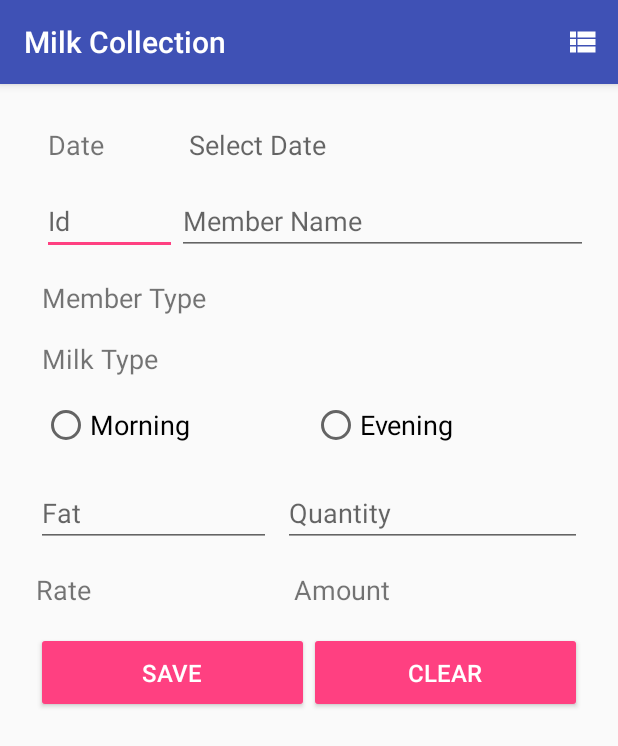
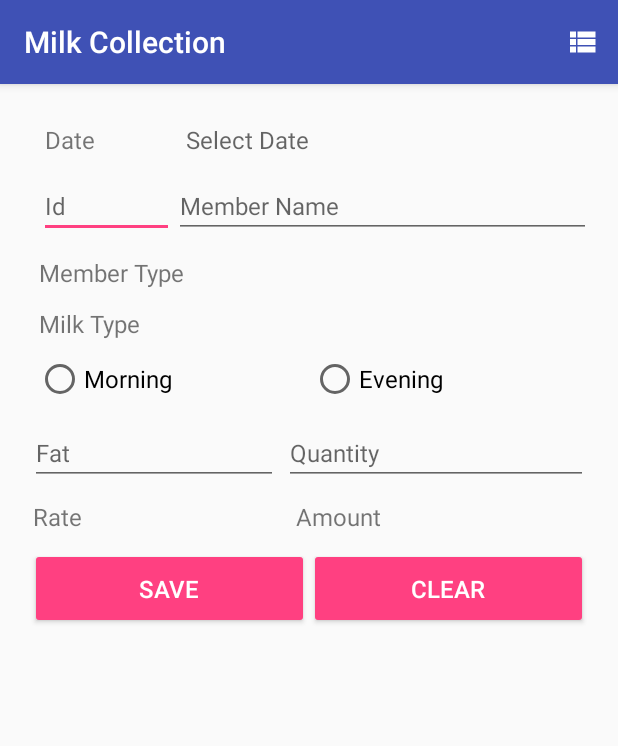
Before and after one commit to harshshinde07/Dairy-Management, an Android app: the CollectionActivity screen opened directly, with no data from a screen before it, on a phone screen of 412 x 824 dp. Shown: the top 746 px of the screen. Run offline under Robolectric (Android 15) with nearby library versions, the phone set to English and light mode, and no system bars; Roboto replaces fonts that are not available here; 4 statements that could not run were skipped.

Commit message:
Added dimens for text sizes, code cleanup.

```diff
--- a/app/src/main/java/com/kshitijharsh/dairymanagement/activities/CollectionActivity.java
+++ b/app/src/main/java/com/kshitijharsh/dairymanagement/activities/CollectionActivity.java
@@ -49,7 +49,6 @@ public class CollectionActivity extends AppCompatActivity {
     EditText degree, fat, quantity, snf;
     Button save, clear;
     float a;
-    //    float f, q, d;
     DBHelper dbHelper;
     DatabaseClass dbClass;
     RadioGroup radioGroup, radioGroupMorEve;
@@ -59,7 +58,6 @@ public class CollectionActivity extends AppCompatActivity {
     String[] memb_type = {"Member", "Contractor", "Labour Contractor"};
     String settingsPrefs = "empty";
     int rateGroupNo;
-    //    SQLiteDatabase db;
     TextView todayDate, totLit, totAmt, todayLit, todayAmt;
     String id;
 
@@ -119,8 +117,6 @@ public class CollectionActivity extends AppCompatActivity {
             date.setText(bundle.getString("date"));
 
             getRateGrpFromID(Integer.valueOf(bundle.getString("memId")));
-
-//            Toast.makeText(this, bundle.getString("memId"), Toast.LENGTH_SHORT).show();
 
             switch (bundle.getString("milkType")) {
                 case "Morning":
@@ -490,7 +486,6 @@ public class CollectionActivity extends AppCompatActivity {
                 Member member = members.get(txtName.getText().toString());
                 int type = Integer.parseInt(member.getMembType());
                 type = type - 1;
-//                Log.e("11111111111", String.valueOf(type));
                 int cb = Integer.parseInt(member.getCowbfType());
                 rateGroupNo = Integer.parseInt(member.getRateGrpNo());
                 String cbText = "";
--- a/app/src/main/res/layout/activity_collection.xml
+++ b/app/src/main/res/layout/activity_collection.xml
@@ -137,7 +137,7 @@
             android:layout_width="match_parent"
             android:layout_height="wrap_content"
             android:orientation="horizontal"
-            android:padding="4dp">
+            android:padding="2dp">
 
             <TextView
                 android:layout_width="90dp"
@@ -145,7 +145,7 @@
                 android:layout_marginStart="8dp"
                 android:padding="4dp"
                 android:text="@string/date"
-                android:textSize="18sp" />
+                android:textSize="@dimen/text_small" />
 
             <TextView
                 android:id="@+id/date"
@@ -154,7 +154,7 @@
                 android:layout_weight="1"
                 android:singleLine="true"
                 android:hint="@string/select_date"
-                android:textSize="18sp"
+                android:textSize="@dimen/text_small"
                 android:padding="8dp" />
 
         </LinearLayout>
@@ -163,7 +163,7 @@
             android:layout_width="match_parent"
             android:layout_height="wrap_content"
             android:orientation="horizontal"
-            android:padding="4dp">
+            android:padding="2dp">
 
             <EditText
                 android:id="@+id/edt_memb_id"
@@ -171,6 +171,7 @@
                 android:layout_height="wrap_content"
                 android:layout_marginStart="8dp"
                 android:hint="@string/id"
+                android:textSize="@dimen/text_small"
                 android:inputType="phone"
                 android:singleLine="true" />
 
@@ -180,6 +181,7 @@
                 android:layout_height="wrap_content"
                 android:layout_weight="2"
                 android:singleLine="true"
+                android:textSize="@dimen/text_small"
                 android:hint="@string/member_name" />
         </LinearLayout>
 
@@ -199,7 +201,7 @@
                 android:layout_weight="1"
                 android:padding="4dp"
                 android:textStyle="bold"
-                android:textSize="14sp" />
+                android:textSize="@dimen/text_small" />
 
             <TextView
                 android:id="@+id/today_amt"
@@ -209,7 +211,7 @@
                 android:layout_weight="1"
                 android:padding="4dp"
                 android:textStyle="bold"
-                android:textSize="14sp" />
+                android:textSize="@dimen/text_small" />
 
         </LinearLayout>
 
@@ -218,7 +220,7 @@
             android:layout_width="match_parent"
             android:layout_height="wrap_content"
             android:orientation="horizontal"
-            android:padding="4dp">
+            android:padding="2dp">
 
             <TextView
                 android:id="@+id/txt_mem_type"
@@ -227,7 +229,7 @@
                 android:layout_marginStart="8dp"
                 android:layout_marginTop="8dp"
                 android:text="@string/member_type"
-                android:textSize="18sp" />
+                android:textSize="@dimen/text_small" />
 
             <TextView
                 android:id="@+id/mem_type"
@@ -236,7 +238,7 @@
                 android:layout_marginStart="24dp"
                 android:layout_marginTop="8dp"
                 android:textAlignment="center"
-                android:textSize="18sp" />
+                android:textSize="@dimen/text_small" />
         </LinearLayout>
 
         <LinearLayout
@@ -244,7 +246,7 @@
             android:layout_width="match_parent"
             android:layout_height="wrap_content"
             android:orientation="horizontal"
-            android:padding="4dp">
+            android:padding="2dp">
 
             <TextView
                 android:id="@+id/txt_cow_buf"
@@ -253,7 +255,7 @@
                 android:layout_marginStart="8dp"
                 android:layout_marginTop="8dp"
                 android:text="@string/cow_buf"
-                android:textSize="18sp" />
+                android:textSize="@dimen/text_small" />
 
             <TextView
                 android:id="@+id/cow_buf"
@@ -262,7 +264,7 @@
                 android:layout_marginStart="24dp"
                 android:layout_marginTop="8dp"
                 android:textAlignment="center"
-                android:textSize="18sp" />
+                android:textSize="@dimen/text_small" />
         </LinearLayout>
 
         <LinearLayout
@@ -270,7 +272,7 @@
             android:layout_width="match_parent"
             android:layout_height="wrap_content"
             android:orientation="horizontal"
-            android:padding="4dp"
+            android:padding="2dp"
             android:visibility="gone">
 
             <RadioGroup
@@ -288,7 +290,7 @@
                     android:layout_height="wrap_content"
                     android:layout_weight="1"
                     android:text="@string/cow"
-                    android:textSize="18sp" />
+                    android:textSize="@dimen/text_small" />
 
                 <RadioButton
                     android:id="@+id/radioButtonBuff"
@@ -296,7 +298,7 @@
                     android:layout_height="wrap_content"
                     android:layout_weight="1"
                     android:text="@string/buffalo"
-                    android:textSize="18sp" />
+                    android:textSize="@dimen/text_small" />
 
             </RadioGroup>
 
@@ -306,7 +308,7 @@
             android:layout_width="match_parent"
             android:layout_height="wrap_content"
             android:orientation="horizontal"
-            android:padding="4dp">
+            android:padding="2dp">
 
             <RadioGroup
                 android:id="@+id/morEve"
@@ -315,7 +317,7 @@
                 android:layout_margin="4dp"
                 android:layout_weight="1"
                 android:orientation="horizontal"
-                android:padding="4dp">
+                android:padding="2dp">
 
                 <RadioButton
                     android:id="@+id/radioButtonMor"
@@ -323,7 +325,7 @@
                     android:layout_height="wrap_content"
                     android:layout_weight="1"
                     android:text="@string/morning"
-                    android:textSize="18sp" />
+                    android:textSize="@dimen/text_small" />
 
                 <RadioButton
                     android:id="@+id/radioButtonEve"
@@ -331,7 +333,7 @@
                     android:layout_height="wrap_content"
                     android:layout_weight="1"
                     android:text="@string/evening"
-                    android:textSize="18sp" />
+                    android:textSize="@dimen/text_small" />
             </RadioGroup>
         </LinearLayout>
 
@@ -340,15 +342,16 @@
             android:layout_width="match_parent"
             android:layout_height="wrap_content"
             android:orientation="horizontal"
-            android:padding="4dp">
+            android:padding="2dp">
 
             <EditText
                 android:id="@+id/degree"
                 android:layout_width="wrap_content"
                 android:layout_height="wrap_content"
-                android:layout_margin="4dp"
+                android:layout_margin="2dp"
                 android:layout_weight="1"
                 android:hint="@string/degree"
+                android:textSize="@dimen/text_small"
                 android:inputType="phone"
                 android:singleLine="true" />
 
@@ -356,19 +359,21 @@
                 android:id="@+id/fat"
                 android:layout_width="wrap_content"
                 android:layout_height="wrap_content"
-                android:layout_margin="4dp"
+                android:layout_margin="2dp"
                 android:layout_weight="1"
                 android:hint="@string/fat"
                 android:inputType="phone"
+                android:textSize="@dimen/text_small"
                 android:singleLine="true" />
 
             <EditText
                 android:id="@+id/qty"
                 android:layout_width="wrap_content"
                 android:layout_height="wrap_content"
-                android:layout_margin="4dp"
+                android:layout_margin="2dp"
                 android:layout_weight="1"
                 android:hint="@string/quantity"
+                android:textSize="@dimen/text_small"
                 android:imeOptions="actionDone"
                 android:inputType="phone"
                 android:singleLine="true" />
@@ -379,7 +384,7 @@
             android:layout_width="match_parent"
             android:layout_height="wrap_content"
             android:orientation="horizontal"
-            android:padding="4dp">
+            android:padding="2dp">
 
             <TextView
                 android:layout_width="wrap_content"
@@ -387,7 +392,7 @@
                 android:layout_weight="1"
                 android:padding="4dp"
                 android:text="@string/rate"
-                android:textSize="18sp" />
+                android:textSize="@dimen/text_small" />
 
             <TextView
                 android:id="@+id/rate"
@@ -395,7 +400,7 @@
                 android:layout_height="wrap_content"
                 android:layout_weight="1"
                 android:padding="4dp"
-                android:textSize="18sp" />
+                android:textSize="@dimen/text_small" />
 
             <TextView
                 android:layout_width="wrap_content"
@@ -403,7 +408,7 @@
                 android:layout_weight="1"
                 android:padding="4dp"
                 android:text="@string/amount"
-                android:textSize="18sp" />
+                android:textSize="@dimen/text_small" />
 
             <TextView
                 android:id="@+id/amt"
@@ -411,7 +416,7 @@
                 android:layout_height="wrap_content"
                 android:layout_weight="1"
                 android:padding="4dp"
-                android:textSize="18sp" />
+                android:textSize="@dimen/text_small" />
 
         </LinearLayout>
 
@@ -419,7 +424,7 @@
             android:layout_width="match_parent"
             android:layout_height="wrap_content"
             android:orientation="horizontal"
-            android:padding="8dp">
+            android:padding="4dp">
 
             <Button
                 android:id="@+id/save"
@@ -433,7 +438,7 @@
                 android:paddingBottom="16dp"
                 android:text="@string/save"
                 android:textAlignment="center"
-                android:textSize="16sp" />
+                android:textSize="@dimen/text_button" />
 
             <Button
                 android:id="@+id/clear"
@@ -447,7 +452,7 @@
                 android:paddingBottom="16dp"
                 android:text="@string/clear"
                 android:textAlignment="center"
-                android:textSize="16sp" />
+                android:textSize="@dimen/text_button" />
         </LinearLayout>
 
     </LinearLayout>
--- /dev/null
+++ b/app/src/main/res/values/dimens.xml
@@ -0,0 +1,5 @@
+<?xml version="1.0" encoding="utf-8"?>
+<resources>
+    <dimen name="text_small">16sp</dimen>
+    <dimen name="text_button">16sp</dimen>
+</resources>
```
Also changed, not shown: app/src/main/java/com/kshitijharsh/dairymanagement/activities/CattleDetailActivity.java (+1 -18 lines), app/src/main/java/com/kshitijharsh/dairymanagement/activities/MainActivity.java (+0 -16 lines), app/src/main/res/layout/activity_cattle_feed.xml (+21 -17 lines), app/src/main/res/layout/activity_member.xml (+16 -13 lines), app/src/main/res/layout/activity_sale.xml (+24 -20 lines).
